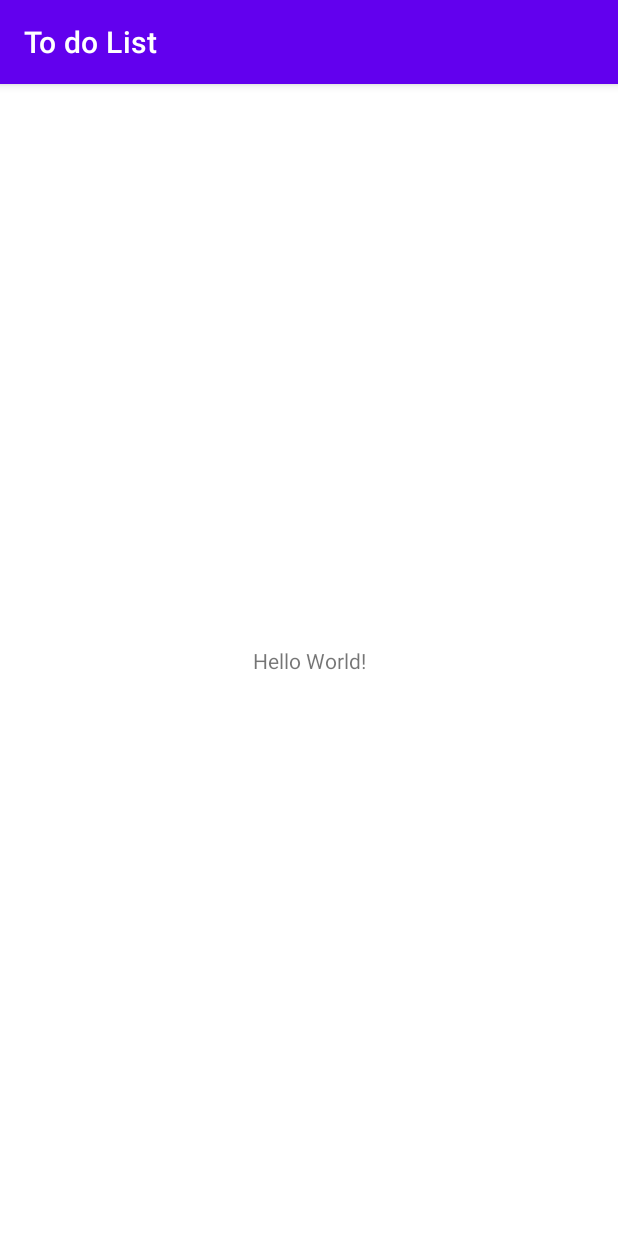
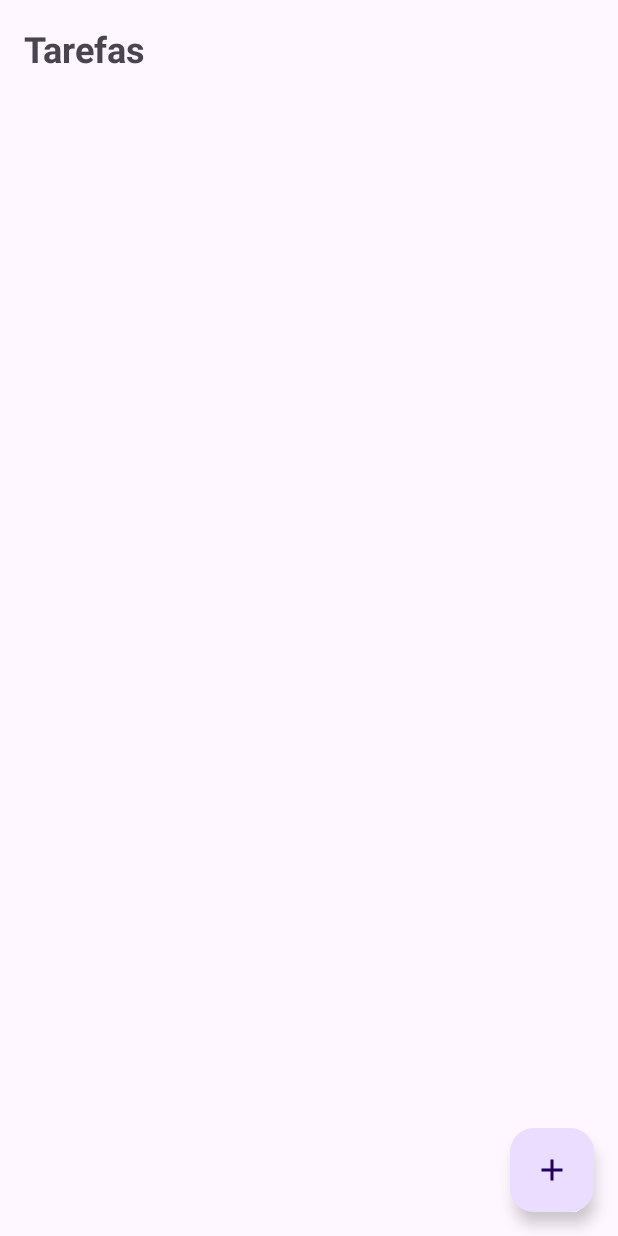
Before and after one commit to alisonViana/app-todo-list-bootcamp, an Android app: the screen it shows after launch (MainActivity), on a phone screen of 412 x 824 dp. Run offline under Robolectric (Android 15) with nearby library versions, the phone set to English and light mode, and no system bars.

Commit message:
create layouts

```diff
--- a/app/src/main/AndroidManifest.xml
+++ b/app/src/main/AndroidManifest.xml
@@ -11,6 +11,9 @@
         android:supportsRtl="true"
         android:theme="@style/Theme.ToDoList">
         <activity
+            android:name=".ui.DetailActivity"
+            android:exported="false" />
+        <activity
             android:name=".ui.MainActivity"
             android:exported="true">
             <intent-filter>
--- a/app/src/main/java/br/com/dio/todolist/ui/MainActivity.kt
+++ b/app/src/main/java/br/com/dio/todolist/ui/MainActivity.kt
@@ -1,12 +1,26 @@
 package br.com.dio.todolist.ui
 
+import android.content.Intent
 import androidx.appcompat.app.AppCompatActivity
 import android.os.Bundle
-import br.com.dio.todolist.R
+import br.com.dio.todolist.databinding.ActivityMainBinding
 
 class MainActivity : AppCompatActivity() {
+
+    private val binding by lazy { ActivityMainBinding.inflate(layoutInflater) }
+
     override fun onCreate(savedInstanceState: Bundle?) {
         super.onCreate(savedInstanceState)
-        setContentView(R.layout.activity_main)
+        setContentView(binding.root)
+
+        setListeners()
+    }
+
+    private fun setListeners() {
+        binding.fabNewTask.setOnClickListener {
+            Intent(this, DetailActivity::class.java).apply {
+                startActivity(this)
+            }
+        }
     }
 }
--- /dev/null
+++ b/app/src/main/res/drawable/ic_add.xml
@@ -0,0 +1,10 @@
+<vector xmlns:android="http://schemas.android.com/apk/res/android"
+    android:width="24dp"
+    android:height="24dp"
+    android:viewportWidth="24"
+    android:viewportHeight="24"
+    android:tint="?attr/colorControlNormal">
+  <path
+      android:fillColor="@android:color/white"
+      android:pathData="M19,13h-6v6h-2v-6H5v-2h6V5h2v6h6v2z"/>
+</vector>
--- a/app/src/main/res/layout/activity_main.xml
+++ b/app/src/main/res/layout/activity_main.xml
@@ -7,12 +7,39 @@
     tools:context=".ui.MainActivity">
 
     <TextView
+        android:id="@+id/tv_title"
+        android:layout_width="match_parent"
+        android:layout_height="wrap_content"
+        app:layout_constraintStart_toStartOf="parent"
+        app:layout_constraintTop_toTopOf="parent"
+        android:layout_margin="16dp"
+        android:text="@string/label_tasks"
+        android:textStyle="bold"
+        android:textSize="24sp"
+        />
+
+    <androidx.recyclerview.widget.RecyclerView
+        android:id="@+id/rv_list"
+        android:layout_width="match_parent"
+        android:layout_height="0dp"
+        app:layout_constraintStart_toStartOf="parent"
+        app:layout_constraintTop_toBottomOf="@id/tv_title"
+        app:layout_constraintBottom_toBottomOf="parent"
+        app:layoutManager="androidx.recyclerview.widget.LinearLayoutManager"
+        android:padding="16dp"
+        tools:listitem="@layout/item_task"
+        tools:itemCount="5"
+        />
+
+    <com.google.android.material.floatingactionbutton.FloatingActionButton
+        android:id="@+id/fab_new_task"
         android:layout_width="wrap_content"
         android:layout_height="wrap_content"
-        android:text="Hello World!"
+        app:layout_constraintEnd_toEndOf="parent"
         app:layout_constraintBottom_toBottomOf="parent"
-        app:layout_constraintLeft_toLeftOf="parent"
-        app:layout_constraintRight_toRightOf="parent"
-        app:layout_constraintTop_toTopOf="parent" />
+        android:layout_margin="16dp"
+        android:src="@drawable/ic_add"
+        android:contentDescription="@string/label_new_task"
+        />
 
 </androidx.constraintlayout.widget.ConstraintLayout>
--- a/app/src/main/res/values-night/themes.xml
+++ b/app/src/main/res/values-night/themes.xml
@@ -1,6 +1,6 @@
 <resources xmlns:tools="http://schemas.android.com/tools">
     <!-- Base application theme. -->
-    <style name="Theme.ToDoList" parent="Theme.MaterialComponents.DayNight.DarkActionBar">
+    <style name="Theme.ToDoList" parent="Theme.Material3.DayNight.NoActionBar">
         <!-- Primary brand color. -->
         <item name="colorPrimary">@color/purple_200</item>
         <item name="colorPrimaryVariant">@color/purple_700</item>
--- a/app/src/main/res/values/colors.xml
+++ b/app/src/main/res/values/colors.xml
@@ -7,4 +7,10 @@
     <color name="teal_700">#FF018786</color>
     <color name="black">#FF000000</color>
     <color name="white">#FFFFFFFF</color>
+    <color name="gray">#AAAAAA</color>
+
+    <color name="yellow">#FBC02D</color>
+    <color name="green">#388E3C</color>
+    <color name="blue">#0288D1</color>
+    <color name="red">#D32F2F</color>
 </resources>
--- a/app/src/main/res/values/themes.xml
+++ b/app/src/main/res/values/themes.xml
@@ -1,6 +1,6 @@
 <resources xmlns:tools="http://schemas.android.com/tools">
     <!-- Base application theme. -->
-    <style name="Theme.ToDoList" parent="Theme.MaterialComponents.DayNight.DarkActionBar">
+    <style name="Theme.ToDoList" parent="Theme.Material3.DayNight.NoActionBar">
         <!-- Primary brand color. -->
         <item name="colorPrimary">@color/purple_500</item>
         <item name="colorPrimaryVariant">@color/purple_700</item>
```
Also changed, not shown: app/build.gradle (+8 -8 lines), app/src/main/java/br/com/dio/todolist/ui/DetailActivity.kt (added, +17 -0 lines), app/src/main/res/drawable/ic_arrow_back.xml (added, +11 -0 lines), app/src/main/res/drawable/ic_calendar.xml (added, +10 -0 lines), app/src/main/res/drawable/ic_clock.xml (added, +13 -0 lines), app/src/main/res/drawable/selector_background_color.xml (added, +31 -0 lines), app/src/main/res/drawable/shape_square.xml (added, +11 -0 lines), app/src/main/res/layout/activity_detail.xml (added, +176 -0 lines), app/src/main/res/layout/item_task.xml (added, +65 -0 lines), app/src/main/res/values/strings.xml (+9 -0 lines), app/src/main/res/values/styles.xml (added, +13 -0 lines).
